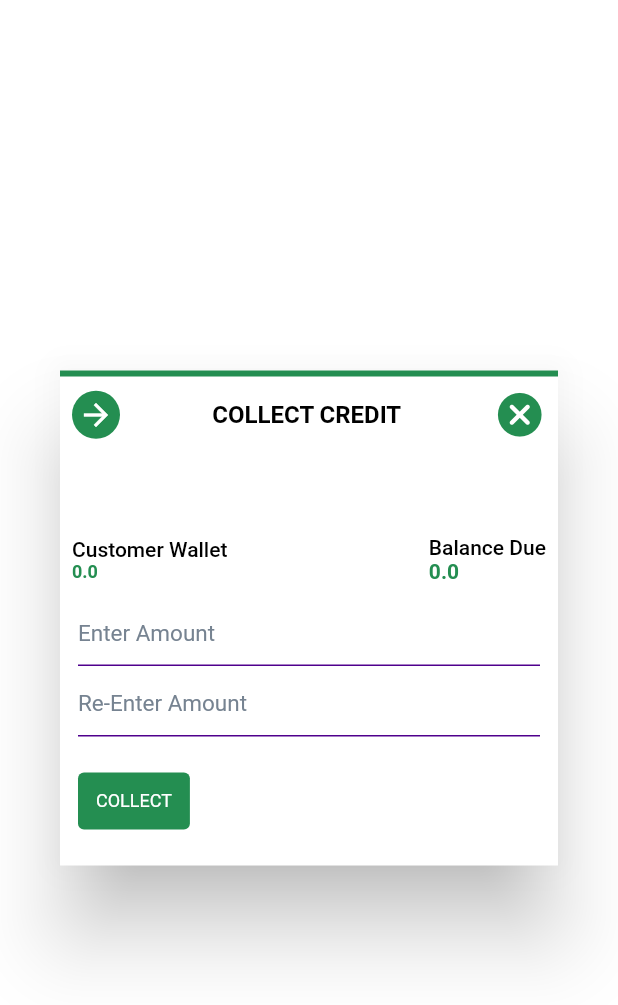
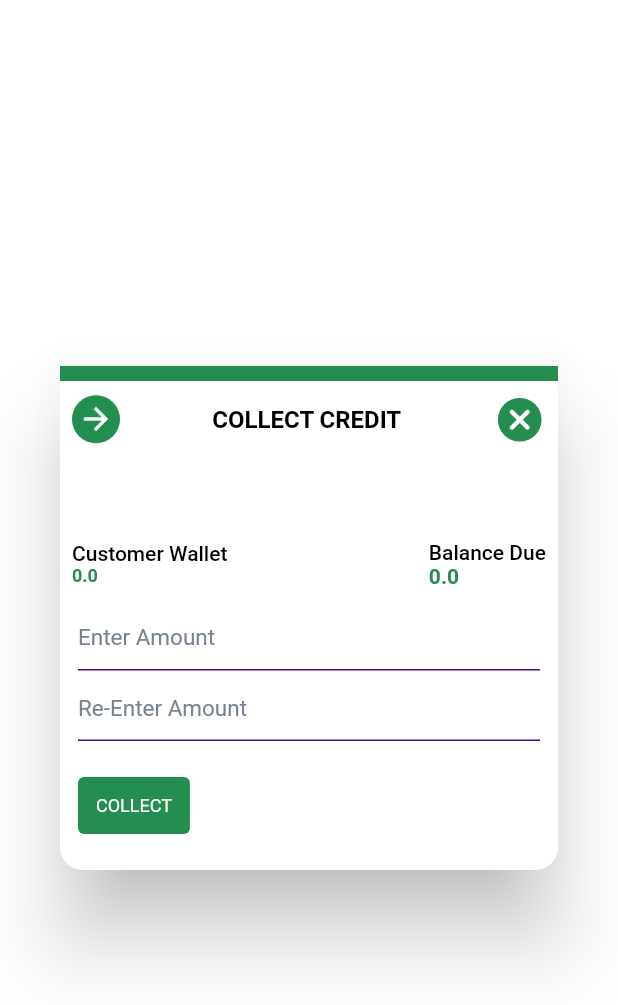
Before and after one commit to RakeshTony/2Pa-SalesManager, a Flutter app: the DialogCollectCash widget shown alone on an empty page, opened directly with empty values, on a phone screen of 412 x 824 dp. Shown: the top 1005 px of the screen. Run offline on Flutter 3.47's test engine with Material 2 defaults, Android fonts, the phone set to English and light mode, and no system bars; our stand-ins replace connectivity, device_info, dio, dotted_border, firebase_core, firebase_database and 11 more; missing offline and left inert: encrypt, flutter_flushbar; accounts and stored records are empty; network calls fail; Roboto replaces fonts that are missing (SofiaPro); key blocks and very long unbroken strings in the code were emptied for the run.

Commit message:
Update UI and APIS

```diff
--- a/lib/Utils/app_settings.dart
+++ b/lib/Utils/app_settings.dart
@@ -1,6 +1,6 @@
 class AppSettings {
   static const STAGING = "https://43.252.88.181/2pa/";
-  static const PRE_PRODUCTION = "https://43.252.88.181/2pa/";
+  static const PRE_PRODUCTION = "http://43.252.88.181/2pa/";
   static const BASE_URL = PRE_PRODUCTION;
   static const USER_TOKEN = "61f22f13-1e34-4012-bb08-2a2a2bfc";
   static const USER_IV = "684118cfd61a2c0f";
--- a/lib/Ux/CashCollection/Dialog/dialog_collect_cash.dart
+++ b/lib/Ux/CashCollection/Dialog/dialog_collect_cash.dart
@@ -27,13 +27,16 @@ class DialogCollectCash extends StatelessWidget {
       child: Dialog(
         backgroundColor: Colors.transparent,
         child: Container(
-          color: kWhiteColor,
+          decoration: new BoxDecoration(
+              color: kWhiteColor,
+              shape: BoxShape.rectangle,
+              borderRadius: BorderRadius.all(Radius.circular(15))),
           child: Column(
             mainAxisSize: MainAxisSize.min,
             children: [
               Container(
                 color: kColor8,
-                height: 4,
+                height: 10,
               ),
               Padding(
                 padding: const EdgeInsets.all(8.0),
--- a/lib/Ux/CashCollection/cash_collection_collected_page.dart
+++ b/lib/Ux/CashCollection/cash_collection_collected_page.dart
@@ -428,9 +428,9 @@ class _CashCollectionCollectedBodyState extends BasePageState<
                   flex: 2,
                   child: Text(
                     "${item.amount}",
-                    textAlign: TextAlign.end,
+                    textAlign: TextAlign.start,
                     style: TextStyle(
-                        color: kMainColor,
+                        color: kMainTextColor,
                         fontFamily: RFontFamily.POPPINS,
                         fontWeight: RFontWeight.MEDIUM,
                         fontSize: 14),
--- a/lib/Ux/CreditTransfer/Dialog/dialog_create_debit_note.dart
+++ b/lib/Ux/CreditTransfer/Dialog/dialog_create_debit_note.dart
@@ -24,7 +24,11 @@ class DialogCreateDebitNote extends StatelessWidget {
       child: Dialog(
         backgroundColor: Colors.transparent,
         child: Container(
-          color: kWhiteColor,
+
+          decoration: new BoxDecoration(
+              color: kWhiteColor,
+              shape: BoxShape.rectangle,
+              borderRadius: BorderRadius.all(Radius.circular(15))),
           child: Column(
             mainAxisSize: MainAxisSize.min,
             children: [
--- a/lib/Ux/CreditTransfer/credit_transfer_incoming_page.dart
+++ b/lib/Ux/CreditTransfer/credit_transfer_incoming_page.dart
@@ -360,9 +360,9 @@ class _CreditTransferIncomingBodyState
                   flex: 2,
                   child: Text(
                     "${item.amount}",
-                    textAlign: TextAlign.end,
+                    textAlign: TextAlign.start,
                     style: TextStyle(
-                        color: kMainColor,
+                        color: kMainTextColor,
                         fontFamily: RFontFamily.POPPINS,
                         fontWeight: RFontWeight.MEDIUM,
                         fontSize: 14),
--- a/lib/Ux/CreditTransfer/credit_transfer_outgoing_page.dart
+++ b/lib/Ux/CreditTransfer/credit_transfer_outgoing_page.dart
@@ -429,9 +429,9 @@ class _CreditTransferOutgoingBodyState
                   flex: 2,
                   child: Text(
                     "${item.amount}",
-                    textAlign: TextAlign.end,
+                    textAlign: TextAlign.start,
                     style: TextStyle(
-                        color: kMainColor,
+                        color: kMainTextColor,
                         fontFamily: RFontFamily.POPPINS,
                         fontWeight: RFontWeight.MEDIUM,
                         fontSize: 14),
--- a/lib/Ux/Dialog/dialog_change_language.dart
+++ b/lib/Ux/Dialog/dialog_change_language.dart
@@ -104,7 +104,7 @@ class _DialogChangeLanguageState extends State<DialogChangeLanguage> {
               height: 52,
               decoration: BoxDecoration(
                 shape: BoxShape.circle,
-                color: kMainColor,
+                color: kColor6,
               ),
               child: Center(
                 child: Text(
```
Also changed, not shown: lib/Ux/CreditTransfer/Dialog/dialog_credit_transfer_credit.dart (+5 -2 lines).
